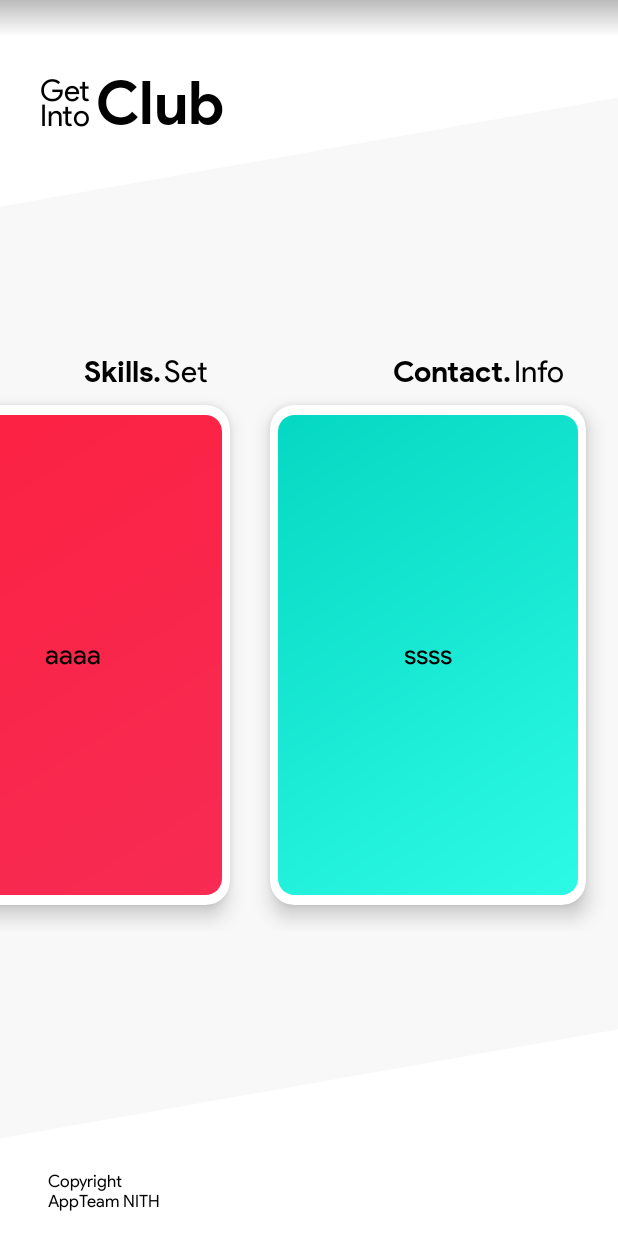
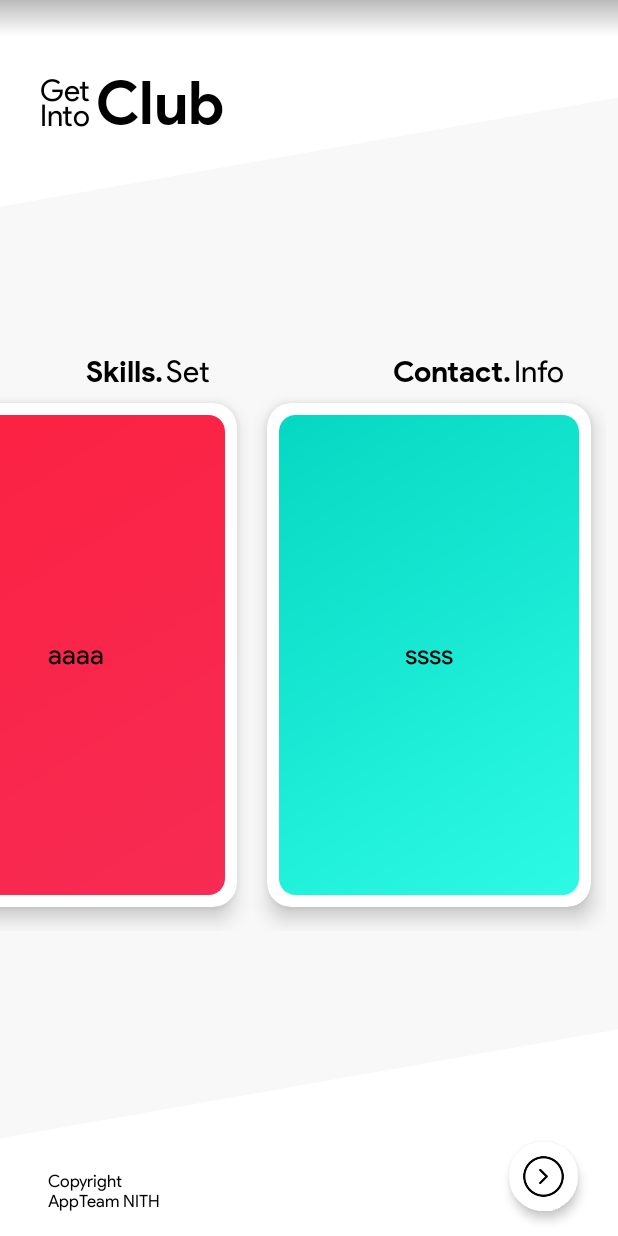
Before and after one commit to appteam-nith/GetIntoClub, an Android app: the screen it shows after launch (DashActivity), on a phone screen of 412 x 824 dp. Run offline under Robolectric (Android 15) with nearby library versions, the phone set to English and light mode, and no system bars; libraries missing offline, so code that uses them is left out: com.github.rubensousa.gravitysnaphelper; 2 statements that could not run were skipped.

Commit message:
Fixed : Issues

```diff
--- a/app/build.gradle
+++ b/app/build.gradle
@@ -4,7 +4,7 @@ android {
     compileSdkVersion 27
     defaultConfig {
         applicationId "com.nsh.getintoclub"
-        minSdkVersion 21
+        minSdkVersion 19
         targetSdkVersion 27
         versionCode 1
         versionName "1.0"
--- a/app/src/main/AndroidManifest.xml
+++ b/app/src/main/AndroidManifest.xml
@@ -15,8 +15,7 @@
         </activity>
         <activity
             android:name=".ContactDetail"
-            android:theme="@style/Theme.Transparent"
-            >
+            android:theme="@style/Theme.Transparent">
 
         </activity>
         <activity
--- a/app/src/main/java/com/nsh/getintoclub/DashActivity.java
+++ b/app/src/main/java/com/nsh/getintoclub/DashActivity.java
@@ -1,12 +1,15 @@
 package com.nsh.getintoclub;
 
+import android.animation.ObjectAnimator;
 import android.os.Build;
 import android.os.Bundle;
 import android.support.v7.app.AppCompatActivity;
+import android.support.v7.widget.CardView;
 import android.support.v7.widget.LinearLayoutManager;
 import android.support.v7.widget.RecyclerView;
 import android.support.v7.widget.SnapHelper;
 import android.view.Gravity;
+import android.view.View;
 import android.view.WindowManager;
 
 import com.github.rubensousa.gravitysnaphelper.GravitySnapHelper;
@@ -21,16 +24,20 @@ public class DashActivity extends AppCompatActivity {
     RecyclerView recyclerView;
     MainAdapter mainAdapter;
     List<Quote> quoteList;
+    CardView submitBtn;
 
     @Override
     protected void onCreate(Bundle savedInstanceState) {
         super.onCreate(savedInstanceState);
         setContentView(R.layout.activity_dash);
+        if (Build.VERSION.SDK_INT > Build.VERSION_CODES.KITKAT)
+            getWindow().setFlags(WindowManager.LayoutParams.FLAG_LAYOUT_NO_LIMITS,WindowManager.LayoutParams.FLAG_LAYOUT_NO_LIMITS);
         initUI();
     }
 
     public void initUI() {
         recyclerView = findViewById(R.id.recyclerView);
+        submitBtn = findViewById(R.id.submitBtn);
         setupData();
     }
 
@@ -48,5 +55,12 @@ public class DashActivity extends AppCompatActivity {
         snapHelperStart.attachToRecyclerView(recyclerView);
         recyclerView.setAdapter(mainAdapter);
         recyclerView.scrollToPosition(2);
+
+        submitBtn.setOnClickListener(new View.OnClickListener() {
+            @Override
+            public void onClick(View v) {
+                //setIntentHere
+            }
+        });
     }
 }
--- a/app/src/main/res/layout/activity_dash.xml
+++ b/app/src/main/res/layout/activity_dash.xml
@@ -1,5 +1,6 @@
 <?xml version="1.0" encoding="utf-8"?>
 <RelativeLayout xmlns:android="http://schemas.android.com/apk/res/android"
+    xmlns:app="http://schemas.android.com/apk/res-auto"
     xmlns:tools="http://schemas.android.com/tools"
     android:layout_width="match_parent"
     android:layout_height="match_parent"
@@ -94,4 +95,31 @@
         android:paddingRight="8dp"
         android:paddingTop="32dp" />
 
+
+    <android.support.v7.widget.CardView
+        android:id="@+id/submitBtn"
+        android:layout_width="wrap_content"
+        android:layout_height="wrap_content"
+        android:layout_alignParentBottom="true"
+        android:layout_alignParentRight="true"
+        android:layout_gravity="center"
+        android:layout_marginBottom="4dp"
+        android:layout_marginRight="16dp"
+        app:cardBackgroundColor="#fff"
+        app:cardCornerRadius="22dp"
+        app:cardElevation="4dp"
+        app:cardPreventCornerOverlap="true"
+        app:cardUseCompatPadding="true"
+        app:contentPadding="8dp">
+
+        <ImageButton
+            android:layout_width="30dp"
+            android:layout_height="30dp"
+            android:background="#00000000"
+            android:clickable="true"
+            android:scaleType="fitCenter"
+            android:src="@drawable/n_go"
+            android:textColor="#000"
+            android:textSize="15dp" />
+    </android.support.v7.widget.CardView>
 </RelativeLayout>
--- a/app/src/main/res/layout/activity_skill_detail.xml
+++ b/app/src/main/res/layout/activity_skill_detail.xml
@@ -190,6 +190,7 @@
                 android:onClick="onClick"
                 android:padding="8dp"
                 android:text="Done"
+                android:fontFamily="@font/ps"
                 android:textColor="@color/black"
                 android:textSize="16sp"
                 android:theme="@style/AppTheme.RedRipple" />
--- a/app/src/main/res/layout/adapter_main.xml
+++ b/app/src/main/res/layout/adapter_main.xml
@@ -6,10 +6,10 @@
 
     <LinearLayout
         android:layout_width="wrap_content"
+        android:layout_height="wrap_content"
         android:layout_gravity="end"
-        android:layout_marginBottom="-8dp"
-        android:layout_marginRight="24dp"
-        android:layout_height="wrap_content">
+        android:layout_marginBottom="8dp"
+        android:layout_marginRight="24dp">
 
         <TextView
             android:id="@+id/title"
@@ -24,8 +24,8 @@
             android:id="@+id/detail"
             android:layout_width="wrap_content"
             android:layout_height="wrap_content"
+            android:layout_marginLeft="2dp"
             android:layout_marginRight="4dp"
-            android:layout_marginLeft="2dp"
             android:fontFamily="@font/ps"
             android:text="Info"
             android:textColor="@color/black"
@@ -34,36 +34,35 @@
 
     <android.support.v7.widget.CardView xmlns:android="http://schemas.android.com/apk/res/android"
         xmlns:app="http://schemas.android.com/apk/res-auto"
+        android:id="@+id/backCard"
         android:layout_width="wrap_content"
         android:layout_height="wrap_content"
+        android:animateLayoutChanges="true"
+        android:transitionName="backAnim"
         app:cardBackgroundColor="@color/white"
         app:cardCornerRadius="16dp"
-        android:id="@+id/backCard"
         app:cardElevation="8dp"
-        android:animateLayoutChanges="true"
+        android:layout_marginLeft="10dp"
+        android:layout_marginRight="10dp"
+        android:layout_marginBottom="16dp"
         app:cardPreventCornerOverlap="true"
-        app:cardUseCompatPadding="true"
-        android:transitionName="backAnim"
-        >
+        app:contentPadding="8dp">
 
         <android.support.v7.widget.CardView
+            android:id="@+id/frontCard"
             android:layout_width="wrap_content"
-            android:id="@+id/frontCard"
+            android:layout_height="wrap_content"
             android:animateLayoutChanges="true"
-            android:layout_height="wrap_content"
+            android:transitionName="frontAnim"
             app:cardCornerRadius="11dp"
             app:cardElevation="0dp"
-            app:cardPreventCornerOverlap="true"
-            app:cardUseCompatPadding="true"
-            android:transitionName="frontAnim"
-            >
+            app:cardPreventCornerOverlap="true">
 
             <RelativeLayout
                 android:id="@+id/relativeLayout"
                 android:layout_width="200dp"
                 android:layout_height="320dp"
-                android:background="@drawable/red_gradient"
-                >
+                android:background="@drawable/red_gradient">
 
                 <TextView
                     android:id="@+id/textView"
```
Also changed, not shown: app/src/main/java/com/nsh/getintoclub/ContactDetail.java (+64 -6 lines), app/src/main/java/com/nsh/getintoclub/QuestionDetail.java (+62 -25 lines), app/src/main/res/layout/activity_contact_detail.xml (+6 -3 lines), app/src/main/res/layout/activity_question_detail.xml (+4 -3 lines), app/src/main/res/drawable/n_go.png (added).
